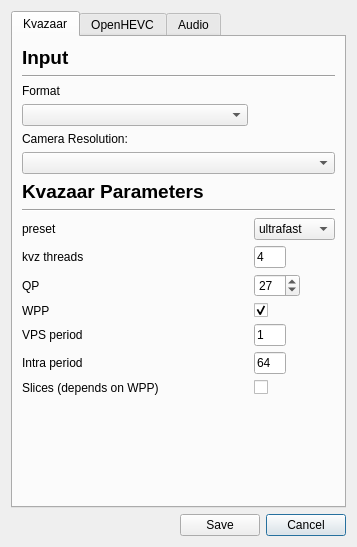
The window that ui/advancedSettings.ui (ultravideo/uvgComm) describes before a commit, drawn with Qt 5.
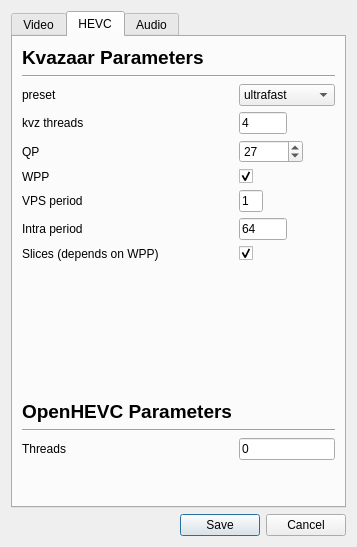
The same window after the commit.

Commit message: Made some improvements to advanced settings layout. Created a video tab and combined Kvazaar and OpenHEVC settings under one tab.

What changed in the file:
```diff
--- a/ui/advancedSettings.ui
+++ b/ui/advancedSettings.ui
@@ -14,6 +14,13 @@
    <string>Advanced Settings</string>
   </property>
   <layout class="QGridLayout" name="gridLayout">
+   <item row="2" column="1">
+    <widget class="QPushButton" name="custom_ok">
+     <property name="text">
+      <string>Save</string>
+     </property>
+    </widget>
+   </item>
    <item row="2" column="2">
     <widget class="QPushButton" name="custom_cancel">
      <property name="text">
@@ -21,57 +28,220 @@
      </property>
     </widget>
    </item>
+   <item row="2" column="0">
+    <spacer name="horizontalSpacer">
+     <property name="orientation">
+      <enum>Qt::Horizontal</enum>
+     </property>
+     <property name="sizeHint" stdset="0">
+      <size>
+       <width>40</width>
+       <height>20</height>
+      </size>
+     </property>
+    </spacer>
+   </item>
    <item row="0" column="0" colspan="3">
     <widget class="QTabWidget" name="Advanced">
      <property name="currentIndex">
-      <number>0</number>
+      <number>1</number>
      </property>
-     <widget class="QWidget" name="KvazaarTab">
+     <widget class="QWidget" name="VideoTab">
       <attribute name="title">
-       <string>Kvazaar</string>
+       <string>Video</string>
       </attribute>
-      <layout class="QGridLayout" name="gridLayout_2">
+      <layout class="QGridLayout" name="gridLayout_3">
+       <item row="6" column="0" colspan="2">
+        <spacer name="verticalSpacer_3">
+         <property name="orientation">
+          <enum>Qt::Vertical</enum>
+         </property>
+         <property name="sizeHint" stdset="0">
+          <size>
+           <width>20</width>
+           <height>40</height>
+          </size>
+         </property>
+        </spacer>
+       </item>
+       <item row="2" column="0" colspan="2">
+        <widget class="QLabel" name="format_label">
+         <property name="text">
+          <string>Format</string>
+         </property>
+        </widget>
+       </item>
+       <item row="7" column="0">
+        <widget class="QLabel" name="Processing">
+         <property name="font">
+          <font>
+           <pointsize>14</pointsize>
+           <weight>75</weight>
+           <bold>true</bold>
+          </font>
+         </property>
+         <property name="text">
+          <string>Processing</string>
+         </property>
+        </widget>
+       </item>
+       <item row="4" column="0" colspan="2">
+        <widget class="QLabel" name="ResolutionLabel">
+         <property name="text">
+          <string>Camera Resolution:</string>
+         </property>
+        </widget>
+       </item>
+       <item row="11" column="0" colspan="2">
+        <spacer name="verticalSpacer_2">
+         <property name="orientation">
+          <enum>Qt::Vertical</enum>
+         </property>
+         <property name="sizeHint" stdset="0">
+          <size>
+           <width>20</width>
+           <height>40</height>
+          </size>
+         </property>
+        </spacer>
+       </item>
+       <item row="9" column="1">
+        <widget class="QSlider" name="ConversionSlider">
+         <property name="maximum">
+          <number>16</number>
+         </property>
+         <property name="orientation">
+          <enum>Qt::Horizontal</enum>
+         </property>
+         <property name="tickPosition">
+          <enum>QSlider::TicksBelow</enum>
+         </property>
+         <property name="tickInterval">
+          <number>1</number>
+         </property>
+        </widget>
+       </item>
+       <item row="10" column="0">
+        <widget class="QLabel" name="OpenGLLabel">
+         <property name="text">
+          <string>Draw using OpenGL</string>
+         </property>
+        </widget>
+       </item>
+       <item row="5" column="0" colspan="2">
+        <widget class="QComboBox" name="resolution">
+         <property name="minimumSize">
+          <size>
+           <width>0</width>
+           <height>0</height>
+          </size>
+         </property>
+        </widget>
+       </item>
+       <item row="0" column="0" colspan="2">
+        <widget class="QLabel" name="Input">
+         <property name="font">
+          <font>
+           <pointsize>14</pointsize>
+           <weight>75</weight>
+           <bold>true</bold>
+          </font>
+         </property>
+         <property name="text">
+          <string>Input</string>
+         </property>
+        </widget>
+       </item>
+       <item row="9" column="0">
+        <widget class="QLabel" name="ConversionThreads">
+         <property name="text">
+          <string>Threads for conversion</string>
+         </property>
+        </widget>
+       </item>
        <item row="10" column="1">
-        <widget class="QSpinBox" name="qp">
-         <property name="maximumSize">
-          <size>
-           <width>46</width>
-           <height>24</height>
-          </size>
-         </property>
-         <property name="toolTip">
-          <string>&lt;html&gt;&lt;head/&gt;&lt;body&gt;&lt;p&gt;Quantization parameter&lt;/p&gt;&lt;/body&gt;&lt;/html&gt;</string>
-         </property>
-         <property name="maximum">
-          <number>51</number>
-         </property>
-         <property name="value">
-          <number>27</number>
-         </property>
-        </widget>
-       </item>
-       <item row="8" column="0">
-        <widget class="QLabel" name="Preset">
+        <widget class="QCheckBox" name="opengl">
          <property name="text">
-          <string>preset</string>
+          <string/>
          </property>
         </widget>
        </item>
+       <item row="3" column="0">
+        <widget class="QComboBox" name="format_box"/>
+       </item>
        <item row="1" column="0" colspan="2">
+        <widget class="Line" name="line_3">
+         <property name="orientation">
+          <enum>Qt::Horizontal</enum>
+         </property>
+        </widget>
+       </item>
+       <item row="8" column="0" colspan="2">
         <widget class="Line" name="line_2">
          <property name="orientation">
           <enum>Qt::Horizontal</enum>
          </property>
         </widget>
        </item>
-       <item row="12" column="0">
+      </layout>
+     </widget>
+     <widget class="QWidget" name="KvazaarTab">
+      <attribute name="title">
+       <string>HEVC</string>
+      </attribute>
+      <layout class="QGridLayout" name="gridLayout_2">
+       <item row="5" column="0">
+        <widget class="QLabel" name="WPP">
+         <property name="text">
+          <string>WPP</string>
+         </property>
+        </widget>
+       </item>
+       <item row="6" column="0">
         <widget class="QLabel" name="VPS">
          <property name="text">
           <string>VPS period</string>
          </property>
         </widget>
        </item>
-       <item row="8" column="1">
+       <item row="3" column="0">
+        <widget class="QLabel" name="Threads">
+         <property name="text">
+          <string>kvz threads</string>
+         </property>
+        </widget>
+       </item>
+       <item row="6" column="1">
+        <widget class="QLineEdit" name="vps">
+         <property name="maximumSize">
+          <size>
+           <width>24</width>
+           <height>16777215</height>
+          </size>
+         </property>
+         <property name="text">
+          <string>1</string>
+         </property>
+        </widget>
+       </item>
+       <item row="12" column="1">
+        <widget class="QLineEdit" name="openhevc_threads">
+         <property name="text">
+          <string>0</string>
+         </property>
+         <property name="maxLength">
+          <number>3</number>
+         </property>
+        </widget>
+       </item>
+       <item row="4" column="0">
+        <widget class="QLabel" name="QP">
+         <property name="text">
+          <string>QP</string>
+         </property>
+        </widget>
+       </item>
+       <item row="2" column="1">
         <widget class="QComboBox" name="preset">
          <property name="maximumSize">
           <size>
@@ -136,129 +306,105 @@
          </item>
         </widget>
        </item>
-       <item row="7" column="0" colspan="2">
+       <item row="8" column="0">
+        <widget class="QLabel" name="slice_label">
+         <property name="text">
+          <string>Slices (depends on WPP)</string>
+         </property>
+        </widget>
+       </item>
+       <item row="10" column="0">
+        <widget class="QLabel" name="Kvazaar_2">
+         <property name="font">
+          <font>
+           <pointsize>14</pointsize>
+           <weight>75</weight>
+           <bold>true</bold>
+          </font>
+         </property>
+         <property name="text">
+          <string>OpenHEVC Parameters</string>
+         </property>
+        </widget>
+       </item>
+       <item row="12" column="0">
+        <widget class="QLabel" name="label_2">
+         <property name="text">
+          <string>Threads</string>
+         </property>
+        </widget>
+       </item>
+       <item row="13" column="0" colspan="2">
+        <spacer name="verticalSpacer_5">
+         <property name="orientation">
+          <enum>Qt::Vertical</enum>
+         </property>
+         <property name="sizeHint" stdset="0">
+          <size>
+           <width>20</width>
+           <height>40</height>
+          </size>
+         </property>
+        </spacer>
+       </item>
+       <item row="9" column="0" colspan="2">
+        <spacer name="verticalSpacer">
+         <property name="orientation">
+          <enum>Qt::Vertical</enum>
+         </property>
+         <property name="sizeHint" stdset="0">
+          <size>
+           <width>20</width>
+           <height>137</height>
+          </size>
+         </property>
+        </spacer>
+       </item>
+       <item row="1" column="0" colspan="2">
         <widget class="Line" name="line">
          <property name="orientation">
           <enum>Qt::Horizontal</enum>
          </property>
         </widget>
        </item>
-       <item row="10" column="0">
-        <widget class="QLabel" name="QP">
+       <item row="7" column="1">
+        <widget class="QLineEdit" name="intra">
+         <property name="maximumSize">
+          <size>
+           <width>48</width>
+           <height>16777215</height>
+          </size>
+         </property>
          <property name="text">
-          <string>QP</string>
+          <string>64</string>
          </property>
         </widget>
        </item>
-       <item row="4" column="0">
-        <widget class="QLabel" name="ResolutionLabel">
+       <item row="2" column="0">
+        <widget class="QLabel" name="Preset">
          <property name="text">
-          <string>Camera Resolution:</string>
+          <string>preset</string>
          </property>
         </widget>
        </item>
-       <item row="13" column="0">
+       <item row="7" column="0">
         <widget class="QLabel" name="Intra">
          <property name="text">
           <string>Intra period</string>
          </property>
         </widget>
        </item>
-       <item row="5" column="0" colspan="2">
-        <widget class="QComboBox" name="resolution">
-         <property name="minimumSize">
-          <size>
-           <width>0</width>
-           <height>0</height>
-          </size>
-         </property>
-        </widget>
-       </item>
-       <item row="9" column="0">
-        <widget class="QLabel" name="Threads">
-         <property name="text">
-          <string>kvz threads</string>
-         </property>
-        </widget>
-       </item>
-       <item row="9" column="1">
-        <widget class="QLineEdit" name="threads">
-         <property name="maximumSize">
-          <size>
-           <width>32</width>
-           <height>16777215</height>
-          </size>
-         </property>
-         <property name="text">
-          <string>4</string>
-         </property>
-        </widget>
-       </item>
-       <item row="15" column="1">
-        <spacer name="verticalSpacer">
-         <property name="orientation">
-          <enum>Qt::Vertical</enum>
-         </property>
-         <property name="sizeHint" stdset="0">
-          <size>
-           <width>20</width>
-           <height>137</height>
-          </size>
-         </property>
-        </spacer>
-       </item>
-       <item row="14" column="1">
+       <item row="8" column="1">
         <widget class="QCheckBox" name="slices">
          <property name="text">
           <string/>
          </property>
-        </widget>
-       </item>
-       <item row="11" column="0">
-        <widget class="QLabel" name="WPP">
-         <property name="text">
-          <string>WPP</string>
+         <property name="checked">
+          <bool>true</bool>
          </property>
         </widget>
        </item>
-       <item row="14" column="0">
-        <widget class="QLabel" name="slice_label">
-         <property name="text">
-          <string>Slices (depends on WPP)</string>
-         </property>
-        </widget>
-       </item>
-       <item row="12" column="1">
-        <widget class="QLineEdit" name="vps">
-         <property name="maximumSize">
-          <size>
-           <width>32</width>
-           <height>16777215</height>
-          </size>
-         </property>
-         <property name="text">
-          <string>1</string>
-         </property>
-        </widget>
-       </item>
-       <item row="6" column="0">
-        <widget class="QLabel" name="Kvazaar">
-         <property name="font">
-          <font>
-           <pointsize>14</pointsize>
-           <weight>75</weight>
-           <bold>true</bold>
-          </font>
-         </property>
-         <property name="text">
-          <string>Kvazaar Parameters</string>
-         </property>
-        </widget>
-       </item>
-       <item row="3" column="0">
-        <widget class="QComboBox" name="format_box"/>
-       </item>
-       <item row="11" column="1">
+       <item row="5" column="1">
         <widget class="QCheckBox" name="wpp">
          <property name="toolTip">
           <string>&lt;html&gt;&lt;head/&gt;&lt;body&gt;&lt;p&gt;Wavefront Parallel Processing&lt;/p&gt;&lt;/body&gt;&lt;/html&gt;</string>
@@ -274,21 +420,8 @@
          </property>
         </widget>
        </item>
-       <item row="13" column="1">
-        <widget class="QLineEdit" name="intra">
-         <property name="maximumSize">
-          <size>
-           <width>32</width>
-           <height>16777215</height>
-          </size>
-         </property>
-         <property name="text">
-          <string>64</string>
-         </property>
-        </widget>
-       </item>
        <item row="0" column="0">
-        <widget class="QLabel" name="label">
+        <widget class="QLabel" name="Kvazaar">
          <property name="font">
           <font>
            <pointsize>14</pointsize>
@@ -297,50 +430,51 @@
           </font>
          </property>
          <property name="text">
-          <string>Input</string>
+          <string>Kvazaar Parameters</string>
          </property>
         </widget>
        </item>
-       <item row="2" column="0">
-        <widget class="QLabel" name="format_label">
-         <property name="text">
-          <string>Format</string>
+       <item row="4" column="1">
+        <widget class="QSpinBox" name="qp">
+         <property name="maximumSize">
+          <size>
+           <width>64</width>
+           <height>24</height>
+          </size>
          </property>
-        </widget>
-       </item>
-      </layout>
-     </widget>
-     <widget class="QWidget" name="tab">
-      <attribute name="title">
-       <string>OpenHEVC</string>
-      </attribute>
-      <layout class="QGridLayout" name="gridLayout_4">
-       <item row="0" column="2">
-        <widget class="QLineEdit" name="openhevc_threads">
-         <property name="text">
-          <string>1</string>
+         <property name="toolTip">
+          <string>&lt;html&gt;&lt;head/&gt;&lt;body&gt;&lt;p&gt;Quantization parameter&lt;/p&gt;&lt;/body&gt;&lt;/html&gt;</string>
          </property>
+         <property name="maximum">
+          <number>51</number>
+         </property>
+         <property name="value">
+          <number>27</number>
+         </property>
         </widget>
        </item>
-       <item row="0" column="0">
-        <widget class="QLabel" name="oh_thread_label">
+       <item row="3" column="1">
+        <widget class="QLineEdit" name="threads">
+         <property name="maximumSize">
+          <size>
+           <width>48</width>
+           <height>16777215</height>
+          </size>
+         </property>
          <property name="text">
-          <string>Threads</string>
+          <string>4</string>
          </property>
+         <property name="maxLength">
+          <number>3</number>
+         </property>
         </widget>
        </item>
-       <item row="0" column="1">
-        <spacer name="horizontalSpacer_2">
+       <item row="11" column="0" colspan="2">
+        <widget class="Line" name="line_4">
          <property name="orientation">
           <enum>Qt::Horizontal</enum>
          </property>
-         <property name="sizeHint" stdset="0">
-          <size>
-           <width>40</width>
-           <height>20</height>
-          </size>
-         </property>
-        </spacer>
+        </widget>
        </item>
       </layout>
      </widget>
@@ -348,29 +482,68 @@
       <attribute name="title">
        <string>Audio</string>
       </attribute>
+      <layout class="QGridLayout" name="gridLayout_5">
+       <item row="0" column="0">
+        <widget class="QLabel" name="AudioLabel">
+         <property name="font">
+          <font>
+           <pointsize>14</pointsize>
+           <weight>75</weight>
+           <bold>true</bold>
+          </font>
+         </property>
+         <property name="text">
+          <string>Audio</string>
+         </property>
+        </widget>
+       </item>
+       <item row="2" column="0">
+        <widget class="QLabel" name="channels_label">
+         <property name="text">
+          <string>Channels</string>
+         </property>
+        </widget>
+       </item>
+       <item row="3" column="0">
+        <spacer name="verticalSpacer_4">
+         <property name="orientation">
+          <enum>Qt::Vertical</enum>
+         </property>
+         <property name="sizeHint" stdset="0">
+          <size>
+           <width>20</width>
+           <height>40</height>
+          </size>
+         </property>
+        </spacer>
+       </item>
+       <item row="2" column="1">
+        <widget class="QSpinBox" name="channels">
+         <property name="maximumSize">
+          <size>
+           <width>64</width>
+           <height>64</height>
+          </size>
+         </property>
+         <property name="minimum">
+          <number>1</number>
+         </property>
+         <property name="maximum">
+          <number>2</number>
+         </property>
+        </widget>
+       </item>
+       <item row="1" column="0" colspan="2">
+        <widget class="Line" name="AudioLine">
+         <property name="orientation">
+          <enum>Qt::Horizontal</enum>
+         </property>
+        </widget>
+       </item>
+      </layout>
      </widget>
     </widget>
    </item>
-   <item row="2" column="0">
-    <spacer name="horizontalSpacer">
-     <property name="orientation">
-      <enum>Qt::Horizontal</enum>
-     </property>
-     <property name="sizeHint" stdset="0">
-      <size>
-       <width>40</width>
-       <height>20</height>
-      </size>
-     </property>
-    </spacer>
-   </item>
-   <item row="2" column="1">
-    <widget class="QPushButton" name="custom_ok">
-     <property name="text">
-      <string>Save</string>
-     </property>
-    </widget>
-   </item>
   </layout>
  </widget>
  <tabstops>
```
Left out of the diff: 1 changed line with no effect on the pictures.
